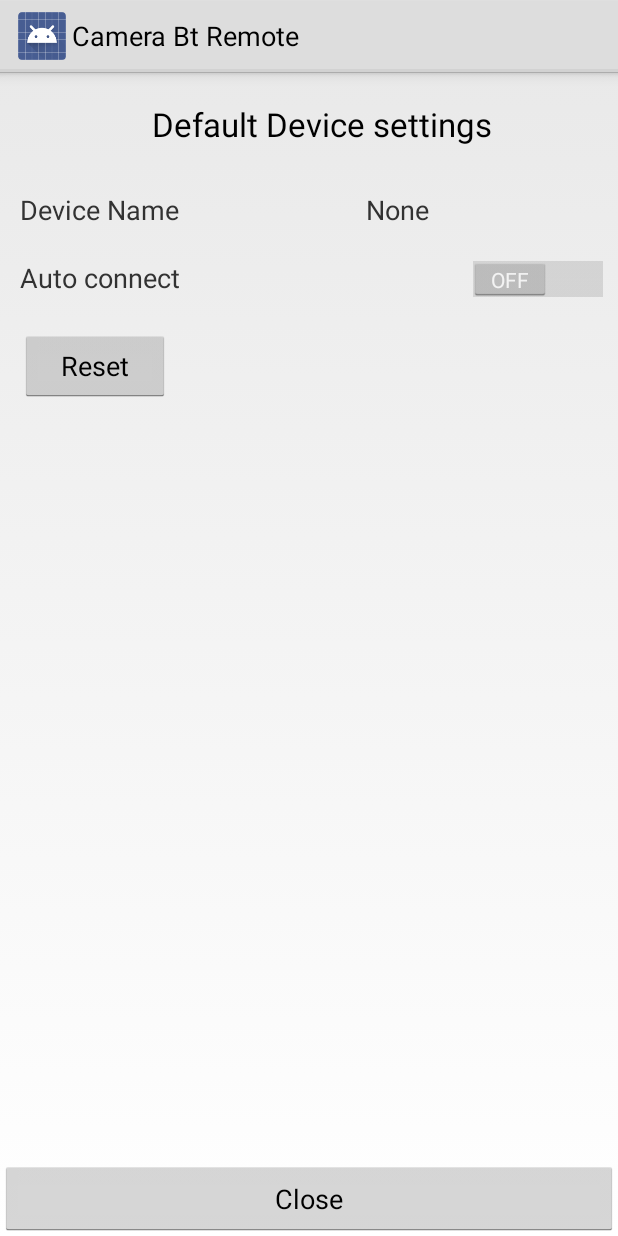
After one commit to Rerelekeke/CanonLightRemote, an Android app: the SettingsActivity screen opened directly, with no data from a screen before it, on a phone screen of 412 x 824 dp. The commit adds this screen. Run offline under Robolectric (Android 15) with nearby library versions, the phone set to English and light mode, and no system bars.

Commit message:
building settings Activity

```diff
--- a/Application/build.gradle
+++ b/Application/build.gradle
@@ -22,6 +22,7 @@ dependencies {
     implementation 'com.android.support:cardview-v7:27.1.1'
     implementation 'com.android.support:appcompat-v7:27.1.1'
     implementation 'com.android.support.constraint:constraint-layout:2.0.0-alpha2'
+    implementation 'com.android.support:gridlayout-v7:27.1.1'
 }
 
 // The sample build uses multiple directories to
--- a/Application/src/main/AndroidManifest.xml
+++ b/Application/src/main/AndroidManifest.xml
@@ -39,7 +39,9 @@
             android:enabled="true"
             android:stopWithTask="false" />
 
-
+        <activity
+        android:name="com.rmthrt.camerabtremote.SettingsActivity"
+        android:screenOrientation="portrait" />
         <activity
             android:name="com.rmthrt.camerabtremote.DeviceControlActivity"
             android:screenOrientation="portrait" />
--- a/Application/src/main/java/com/rmthrt/camerabtremote/BluetoothLeService.java
+++ b/Application/src/main/java/com/rmthrt/camerabtremote/BluetoothLeService.java
@@ -869,8 +869,9 @@ public class BluetoothLeService extends Service {
 
                     Intent intentS = new Intent(GlobalConstants.ACTION_MSG_SHUTTER_BUTTON_CLICK);
                     LocalBroadcastManager.getInstance(mContext).sendBroadcast(intentS);
-                    doShutter(5, repeat,false,0);
+                    doShutter(1, repeat,false,0);
                     timeElapsed = 0;
+                    //doShutter(5, repeat,false,0);
 
                 }
             }
--- a/Application/src/main/java/com/rmthrt/camerabtremote/DeviceControlActivity.java
+++ b/Application/src/main/java/com/rmthrt/camerabtremote/DeviceControlActivity.java
@@ -438,7 +438,15 @@ public class DeviceControlActivity extends Activity {
         return intentFilter;
     }
 
-    // Method called when shutter button is clicked
+    // Methods called when shutter button is clicked
+
+    public void settingsClick(View v) {
+        final Intent intent = new Intent(getApplicationContext(), SettingsActivity.class);
+        startActivity(intent);
+
+    }
+
+
     public void shutterClick(View v) {
         mBluetoothLeService.clickShutter();
     }
--- a/Application/src/main/java/com/rmthrt/camerabtremote/MainActivity.java
+++ b/Application/src/main/java/com/rmthrt/camerabtremote/MainActivity.java
@@ -136,6 +136,12 @@ public class MainActivity extends AppCompatActivity {
             Toast.makeText(this, R.string.error_bluetooth_not_supported, Toast.LENGTH_SHORT).show();
             finish();
             return;
+        }
+
+        if(persistency.getString(PERSISTENCY_DEVICE_ADDRESS,null)=="")
+        {
+            final Intent intent = new Intent(getApplicationContext(), SettingsActivity.class);
+            startActivity(intent);
         }
     }
 
--- /dev/null
+++ b/Application/src/main/java/com/rmthrt/camerabtremote/SettingsActivity.java
@@ -0,0 +1,14 @@
+package com.rmthrt.camerabtremote;
+
+import android.app.Activity;
+import android.os.Bundle;
+
+public class SettingsActivity extends Activity {
+
+    @Override
+    public void onCreate(Bundle savedInstanceState) {
+        super.onCreate(savedInstanceState);
+
+        setContentView(R.layout.activity_settings);
+    }
+}
--- /dev/null
+++ b/Application/src/main/res/layout/activity_settings.xml
@@ -0,0 +1,125 @@
+<?xml version="1.0" encoding="utf-8"?>
+<android.support.constraint.ConstraintLayout
+    xmlns:android="http://schemas.android.com/apk/res/android"
+    xmlns:app="http://schemas.android.com/apk/res-auto"
+    xmlns:tools="http://schemas.android.com/tools"
+    android:layout_width="match_parent"
+    android:layout_height="match_parent">
+
+
+    <LinearLayout
+        android:layout_width="match_parent"
+        android:layout_height="50dp"
+        android:orientation="vertical"
+        app:layout_constraintBottom_toBottomOf="parent"
+        app:layout_constraintLeft_toLeftOf="parent">
+
+        <Button
+            android:id="@+id/closeButton"
+            android:layout_width="match_parent"
+            android:layout_height="match_parent"
+            android:text="Close" />
+    </LinearLayout>
+
+    <LinearLayout
+        android:layout_width="match_parent"
+        android:layout_height="300dp"
+        android:orientation="vertical"
+        tools:layout_editor_absoluteX="1dp"
+        tools:layout_editor_absoluteY="1dp"
+        android:layout_marginHorizontal="10dp"
+        app:layout_constraintTop_toTopOf="parent"
+        app:layout_constraintLeft_toLeftOf="parent">
+
+        <LinearLayout
+            android:layout_width="409dp"
+            android:layout_height="wrap_content"
+            android:orientation="vertical">
+
+            <LinearLayout
+                android:layout_width="wrap_content"
+                android:layout_gravity="center"
+                android:layout_marginVertical="20dp"
+                android:layout_height="wrap_content"
+                android:orientation="vertical">
+
+                <TextView
+                    android:id="@+id/textView3"
+                    android:layout_width="match_parent"
+                    android:layout_height="wrap_content"
+                    android:layout_gravity="center"
+                    android:textAppearance="@style/TextAppearance.AppCompat.Large"
+                    android:text="Default Device settings" />
+
+
+            </LinearLayout>
+            <LinearLayout
+                android:layout_width="match_parent"
+                android:layout_height="wrap_content"
+                android:layout_marginVertical="10dp"
+                android:layout_marginHorizontal="3dp"
+                android:orientation="horizontal">
+
+                <TextView
+                    android:id="@+id/defaultDeviceDescriptor"
+                    android:layout_width="wrap_content"
+                    android:layout_height="wrap_content"
+
+                    android:text="Device Name "
+                    android:textAppearance="@style/TextAppearance.AppCompat.Medium" />
+
+                <TextView
+                    android:id="@+id/defaultDeviceText"
+                    android:gravity="center"
+                    android:layout_weight="1"
+                    android:layout_marginEnd="10dp"
+                    android:layout_width="wrap_content"
+                    android:layout_height="wrap_content"
+                    android:text="None"
+                    android:textAppearance="@style/TextAppearance.AppCompat.Medium" />
+            </LinearLayout>
+
+            <LinearLayout
+                android:layout_width="match_parent"
+                android:layout_height="wrap_content"
+                android:layout_marginVertical="10dp"
+                android:layout_marginHorizontal="3dp"
+                android:orientation="horizontal">
+                <TextView
+                    android:id="@+id/AutoConnectSwitchDescriptor"
+                    android:layout_width="wrap_content"
+                    android:layout_height="wrap_content"
+                    android:text="Auto connect"
+                    android:textAppearance="@style/TextAppearance.AppCompat.Medium" />
+
+                <Switch
+                    android:id="@+id/AutoConnectSwitch"
+                    android:gravity="center"
+                    android:layout_width="match_parent"
+                    android:layout_height="wrap_content" />
+
+            </LinearLayout>
+
+            <LinearLayout
+                android:id="@+id/linearLayout2"
+                android:layout_marginVertical="10dp"
+                android:layout_marginHorizontal="3dp"
+                android:layout_width="match_parent"
+                android:layout_height="wrap_content"
+                android:orientation="horizontal">
+
+                <Button
+                    android:id="@+id/resetDeviceButtonLayout"
+                    android:layout_width="100dp"
+                    android:layout_height="wrap_content"
+                    android:layout_gravity="center"
+                    android:text="Reset" />
+
+            </LinearLayout>
+
+        </LinearLayout>
+
+
+    </LinearLayout>
+
+</android.support.constraint.ConstraintLayout>
--- a/Application/src/main/res/layout/remote_control.xml
+++ b/Application/src/main/res/layout/remote_control.xml
@@ -10,20 +10,36 @@
     <LinearLayout
         android:id="@+id/lin1"
         android:layout_width="match_parent"
-        android:layout_height="40dp"
+        android:layout_height="50dp"
         android:orientation="horizontal">
 
         <TextView
             android:id="@+id/device_address"
-            android:layout_width="wrap_content"
-            android:layout_height="wrap_content"
+            android:layout_width="match_parent"
+            android:layout_height="match_parent"
             android:layout_weight="1"
             android:text="Device Address"
             android:textSize="18sp" />
 
+        <FrameLayout android:layout_width="match_parent"
+            android:layout_height="50dp"
+            android:layout_weight="1.5">
+            <Button android:id="@+id/btn_settings"
+                android:layout_width="match_parent"
+                android:layout_height="50dp"
+                android:background="#b5362f"
+                android:onClick="settingsClick"/>
+
+            <ImageView
+                android:layout_width="40dp"
+                android:layout_height="40dp"
+                android:layout_gravity="center"
+                android:src="@drawable/settings_logo" />
+        </FrameLayout>
+
         <TextView
             android:id="@+id/connection_state"
-            android:layout_width="wrap_content"
+            android:layout_width="match_parent"
             android:layout_height="wrap_content"
             android:layout_weight="1"
             android:gravity="end"
@@ -101,7 +117,7 @@
                     <Button android:id="@+id/btn_headset"
                         android:layout_width="match_parent"
                         android:layout_height="match_parent"
-                        android:background="@drawable/headset_choose_button"
+                        android:background="@drawable/toggle_choose_button"
                         android:onClick="headsetClick"/>
 
                     <ImageView
@@ -118,7 +134,7 @@
                     <Button android:id="@+id/btn_volume_buttons"
                         android:layout_width="match_parent"
                         android:layout_height="match_parent"
-                        android:background="@drawable/headset_choose_button"
+                        android:background="@drawable/toggle_choose_button"
                         android:onClick="volumeButtonsClick"/>
 
                     <ImageView
@@ -133,7 +149,7 @@
                     <Button android:id="@+id/btn_vibrator"
                         android:layout_width="match_parent"
                         android:layout_height="match_parent"
-                        android:background="@drawable/headset_choose_button"
+                        android:background="@drawable/toggle_choose_button"
                         android:onClick="vibrateClick"/>
 
                     <ImageView
```
Also changed, not shown: Application/src/main/res/drawable/toggle_choose_button.xml (renamed from Application/src/main/res/drawable/headset_choose_button.xml).
